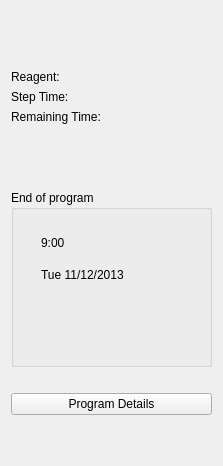
Before: the Qt Designer form HimalayaMain/Gui/Components/Dashboard/Forms/ProgramRunningPanelWidget.ui in Liyezhong/Master, drawn with Qt 5.
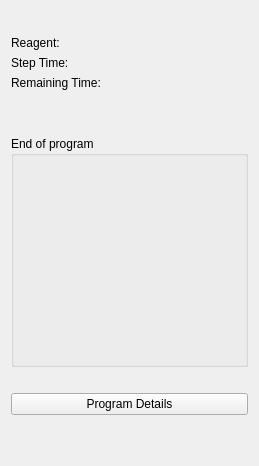
After: the same form once the commit is applied.

Commit message: some changes for Program runnning Panel.

The edit to the form file:
```diff
--- a/HimalayaMain/Gui/Components/Dashboard/Forms/ProgramRunningPanelWidget.ui
+++ b/HimalayaMain/Gui/Components/Dashboard/Forms/ProgramRunningPanelWidget.ui
@@ -6,7 +6,7 @@
    <rect>
     <x>0</x>
     <y>0</y>
-    <width>221</width>
+    <width>259</width>
     <height>466</height>
    </rect>
   </property>
@@ -19,7 +19,7 @@
   <property name="windowTitle">
    <string>Form</string>
   </property>
-  <layout class="QVBoxLayout" name="verticalLayout" stretch="0,3,0,4,0,0,0">
+  <layout class="QVBoxLayout" name="verticalLayout" stretch="0,0,0,4,0,0,0">
    <item>
     <spacer name="verticalSpacer_7">
      <property name="orientation">
@@ -28,7 +28,7 @@
      <property name="sizeHint" stdset="0">
       <size>
        <width>20</width>
-       <height>20</height>
+       <height>15</height>
       </size>
      </property>
     </spacer>
@@ -36,48 +36,76 @@
    <item>
     <layout class="QVBoxLayout" name="verticalLayout_2">
      <item>
-      <spacer name="verticalSpacer_3">
+      <spacer name="verticalSpacer_2">
        <property name="orientation">
         <enum>Qt::Vertical</enum>
        </property>
        <property name="sizeHint" stdset="0">
         <size>
-         <width>201</width>
-         <height>20</height>
+         <width>20</width>
+         <height>10</height>
         </size>
        </property>
       </spacer>
      </item>
      <item>
-      <widget class="QLabel" name="label">
+      <layout class="QGridLayout" name="gridLayout_2" columnstretch="1,1" columnminimumwidth="1,1">
+       <property name="sizeConstraint">
+        <enum>QLayout::SetMinimumSize</enum>
+       </property>
+       <item row="4" column="0">
+        <widget class="QLabel" name="RemainingTimeLabel">
+         <property name="text">
+          <string>Remaining Time:</string>
+         </property>
+        </widget>
+       </item>
+       <item row="2" column="1">
+        <widget class="QLabel" name="lblReagentName">
+         <property name="text">
+          <string/>
+         </property>
+        </widget>
+       </item>
+       <item row="2" column="0">
+        <widget class="QLabel" name="reagentLabel">
        <property name="text">
         <string>Reagent:</string>
        </property>
       </widget>
      </item>
-     <item>
-      <widget class="QLabel" name="label_2">
+       <item row="3" column="0">
+        <widget class="QLabel" name="stepTimeLabel">
        <property name="text">
         <string>Step Time:</string>
        </property>
       </widget>
      </item>
-     <item>
-      <widget class="QLabel" name="label_3">
+       <item row="3" column="1">
+        <widget class="QLabel" name="lblStepTime">
        <property name="text">
-        <string>Remaining Time:</string>
+          <string/>
        </property>
       </widget>
      </item>
+       <item row="4" column="1">
+        <widget class="QLabel" name="lblRemainTime">
+         <property name="text">
+          <string/>
+         </property>
+        </widget>
+       </item>
+      </layout>
+     </item>
      <item>
-      <spacer name="verticalSpacer_2">
+      <spacer name="verticalSpacer_3">
        <property name="orientation">
         <enum>Qt::Vertical</enum>
        </property>
        <property name="sizeHint" stdset="0">
         <size>
-         <width>201</width>
-         <height>40</height>
+         <width>20</width>
+         <height>20</height>
         </size>
        </property>
       </spacer>
@@ -126,14 +154,7 @@
          <item>
           <widget class="QLabel" name="label_4">
            <property name="text">
-            <string>9:00</string>
-           </property>
-          </widget>
-         </item>
-         <item>
-          <widget class="QLabel" name="label_5">
-           <property name="text">
-            <string>Tue 11/12/2013</string>
+            <string/>
            </property>
           </widget>
          </item>
```
Left out of the diff: 2 changed lines with no effect on the pictures. Lines whose indentation alone changed are shown as unchanged. The commit also changes 8 other files.
